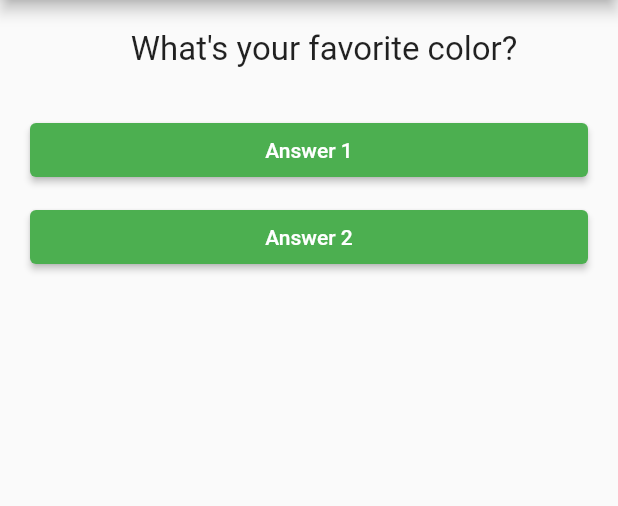
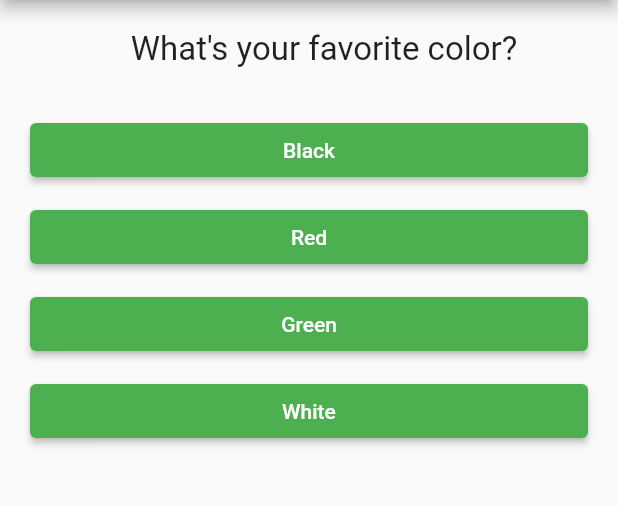
Before and after one commit to WiedjajaAtmadja/flutter_week3_widget, a Flutter app: the screen it shows after launch, on a phone screen of 412 x 824 dp, the part 84-590 px from its top. Run offline on Flutter 3.47's test engine with Material 2 defaults, Android fonts, the phone set to English and light mode, and no system bars.

Commit message:
session 3 part 3: use map

```diff
--- a/lib/answer.dart
+++ b/lib/answer.dart
@@ -10,7 +10,6 @@ class Answer extends StatelessWidget {
   Widget build(BuildContext context) {
     return Container(
       width: double.infinity,
-      // margin: const EdgeInsets.all(10),
       margin: const EdgeInsets.only(left: 20, right: 20, top: 10),
       child: ElevatedButton(
         onPressed: selectHandler,
--- a/lib/main.dart
+++ b/lib/main.dart
@@ -14,7 +14,7 @@ class MainApp extends StatefulWidget {
 }
 
 class _MainAppState extends State<MainApp> {
-  final _question_answers = [
+  final _questionAnswers = [
     {
       'question': 'What\'s your favorite color?',
       'answers': ['Black', 'Red', 'Green', 'White'],
@@ -45,11 +45,7 @@ class _MainAppState extends State<MainApp> {
 
   void _chooseAnswer() {
     setState(() {
-      if (_questionIndex < _question_answers.length - 1) {
-        _questionIndex++;
-      } else {
-        _questionIndex = 0;
-      }
+      _questionIndex++;
     });
     debugPrint('questionIndex: $_questionIndex ');
   }
@@ -63,16 +59,20 @@ class _MainAppState extends State<MainApp> {
       ),
       home: Scaffold(
         appBar: AppBar(title: const Text('My First App From Scratch')),
-        body: Column(children: [
-          // Text(_questions[_questionIndex]),
-          Question(_question_answers[_questionIndex]['question'] as String),
-          // ElevatedButton(
-          //     onPressed: _chooseAnswer, child: const Text('Answer 1')),
-          // ElevatedButton(
-          //     onPressed: _chooseAnswer, child: const Text('Answer 2')),
-          Answer(_chooseAnswer, 'Answer 1'),
-          Answer(_chooseAnswer, 'Answer 2'),
-        ]),
+        body: _questionIndex < _questionAnswers.length
+            ? Column(children: [
+                Question(
+                    _questionAnswers[_questionIndex]['question'] as String),
+                ...(_questionAnswers[_questionIndex]['answers'] as List<String>)
+                    .map((answer) => Answer(_chooseAnswer, answer))
+                    .toList()
+              ])
+            : const Center(
+                child: Text(
+                  'My Personality Type is',
+                  style: TextStyle(fontSize: 28),
+                ),
+              ),
       ),
       debugShowCheckedModeBanner: false,
     );
```
